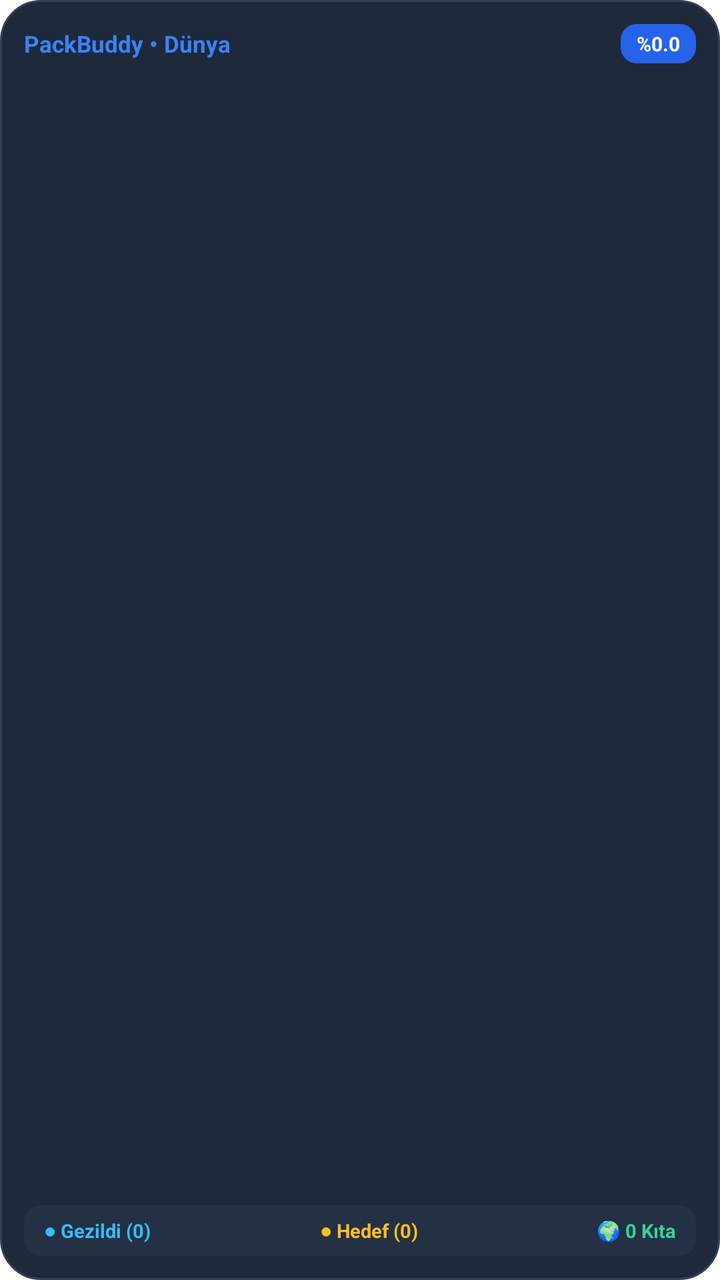
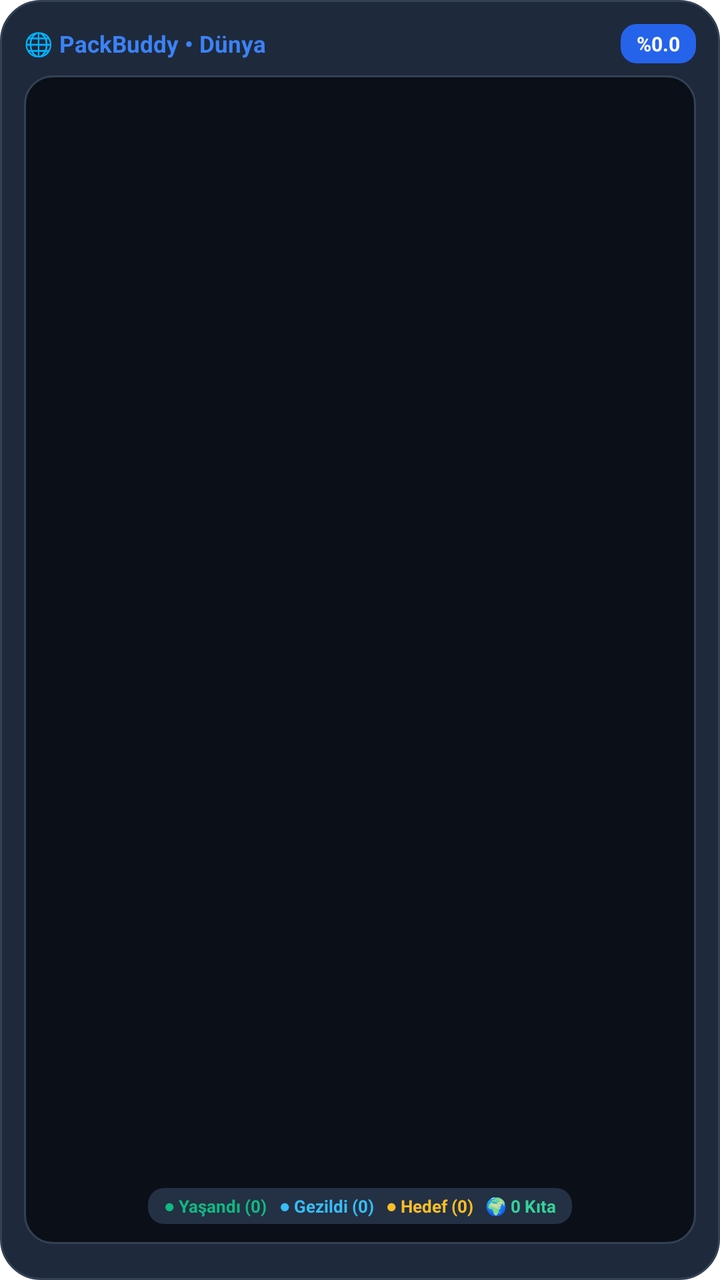

Compare the two renders of this Android layout. The source of the first and the diff that turns it into the second are given below.
<!-- AndroidManifest.xml: fallback theme Theme.MaterialComponents.DayNight.NoActionBar -->
<!-- res/layout/packbuddy_map_large.xml -->
<?xml version="1.0" encoding="utf-8"?>
<LinearLayout xmlns:android="http://schemas.android.com/apk/res/android"
    android:id="@+id/widget_container"
    android:layout_width="match_parent"
    android:layout_height="match_parent"
    android:background="@drawable/widget_bg"
    android:orientation="vertical"
    android:padding="12dp">

    
    <LinearLayout
        android:layout_width="match_parent"
        android:layout_height="wrap_content"
        android:gravity="center_vertical"
        android:orientation="horizontal">

        <TextView
            android:id="@+id/widget_app_name"
            android:layout_width="0dp"
            android:layout_height="wrap_content"
            android:layout_weight="1"
            android:ellipsize="end"
            android:maxLines="1"
            android:text="PackBuddy • Dünya"
            android:textColor="#3B82F6"
            android:textSize="11.5sp"
            android:textStyle="bold" />

        <TextView
            android:id="@+id/widget_badge"
            android:layout_width="wrap_content"
            android:layout_height="wrap_content"
            android:background="@drawable/widget_badge_bg"
            android:paddingStart="8dp"
            android:paddingTop="3dp"
            android:paddingEnd="8dp"
            android:paddingBottom="3dp"
            android:text="%0.0"
            android:textColor="#FFFFFF"
            android:textSize="10sp"
            android:textStyle="bold" />
    </LinearLayout>

    
    <FrameLayout
        android:id="@+id/widget_map_container"
        android:layout_width="match_parent"
        android:layout_height="0dp"
        android:layout_marginTop="6dp"
        android:layout_marginBottom="6dp"
        android:layout_weight="1">

        <ImageView
            android:id="@+id/widget_map_image"
            android:layout_width="match_parent"
            android:layout_height="match_parent"
            android:contentDescription="World Map"
            android:scaleType="fitCenter" />
    </FrameLayout>

    
    <LinearLayout
        android:id="@+id/widget_bottom_stats"
        android:layout_width="match_parent"
        android:layout_height="wrap_content"
        android:background="@drawable/widget_stat_bg"
        android:gravity="center_vertical"
        android:orientation="horizontal"
        android:paddingStart="10dp"
        android:paddingTop="6dp"
        android:paddingEnd="10dp"
        android:paddingBottom="6dp">

        <TextView
            android:id="@+id/widget_packing"
            android:layout_width="0dp"
            android:layout_height="wrap_content"
            android:layout_weight="1"
            android:ellipsize="end"
            android:maxLines="1"
            android:text="● Gezildi (0)"
            android:textColor="#38BDF8"
            android:textSize="9.5sp"
            android:textStyle="bold" />

        <TextView
            android:id="@+id/widget_budget"
            android:layout_width="0dp"
            android:layout_height="wrap_content"
            android:layout_weight="1"
            android:ellipsize="end"
            android:maxLines="1"
            android:text="● Hedef (0)"
            android:textColor="#FBBF24"
            android:textSize="9.5sp"
            android:textStyle="bold" />

        <TextView
            android:id="@+id/widget_stat3"
            android:layout_width="wrap_content"
            android:layout_height="wrap_content"
            android:ellipsize="end"
            android:maxLines="1"
            android:text="🌍 0 Kıta"
            android:textColor="#34D399"
            android:textSize="9.5sp"
            android:textStyle="bold" />
    </LinearLayout>

</LinearLayout>
<!-- resources referenced by this layout -->
<resources>
  <!-- drawable widget_badge_bg (drawable) -->
  <?xml version="1.0" encoding="utf-8"?>
  <shape xmlns:android="http://schemas.android.com/apk/res/android"
      android:shape="rectangle">
      <corners android:radius="8dp" />
      <solid android:color="#2563EB" />
  </shape>
  <!-- drawable widget_bg (drawable) -->
  <?xml version="1.0" encoding="utf-8"?>
  <shape xmlns:android="http://schemas.android.com/apk/res/android"
      android:shape="rectangle">
      <corners android:radius="20dp" />
      <solid android:color="#1E293B" />
      <stroke
          android:width="1dp"
          android:color="#334155" />
  </shape>
  <!-- drawable widget_stat_bg (drawable) -->
  <?xml version="1.0" encoding="utf-8"?>
  <shape xmlns:android="http://schemas.android.com/apk/res/android"
      android:shape="rectangle">
      <corners android:radius="8dp" />
      <solid android:color="#243044" />
  </shape>
</resources>

<!-- the commit's change to res/layout/packbuddy_map_large.xml (unified diff, before → after) -->
@@ -21,7 +21,7 @@
             android:layout_weight="1"
             android:ellipsize="end"
             android:maxLines="1"
-            android:text="PackBuddy • Dünya"
+            android:text="🌐 PackBuddy • Dünya"
             android:textColor="#3B82F6"
             android:textSize="11.5sp"
             android:textStyle="bold" />
@@ -48,7 +48,9 @@
         android:layout_height="0dp"
         android:layout_marginTop="6dp"
         android:layout_marginBottom="6dp"
-        android:layout_weight="1">
+        android:layout_weight="1"
+        android:background="@drawable/widget_map_bg"
+        android:padding="6dp">
 
         <ImageView
             android:id="@+id/widget_map_image"
@@ -56,55 +58,69 @@
             android:layout_height="match_parent"
             android:contentDescription="World Map"
             android:scaleType="fitCenter" />
+
+        
+        <LinearLayout
+            android:id="@+id/widget_bottom_stats"
+            android:layout_width="wrap_content"
+            android:layout_height="wrap_content"
+            android:layout_gravity="bottom|center_horizontal"
+            android:layout_marginBottom="4dp"
+            android:background="@drawable/widget_stat_bg"
+            android:gravity="center_vertical"
+            android:orientation="horizontal"
+            android:paddingStart="8dp"
+            android:paddingTop="3dp"
+            android:paddingEnd="8dp"
+            android:paddingBottom="3dp">
+
+            <TextView
+                android:id="@+id/widget_lived"
+                android:layout_width="wrap_content"
+                android:layout_height="wrap_content"
+                android:ellipsize="end"
+                android:maxLines="1"
+                android:text="● Yaşandı (0)"
+                android:textColor="#10B981"
+                android:textSize="8.5sp"
+                android:textStyle="bold" />
+
+            <TextView
+                android:id="@+id/widget_packing"
+                android:layout_width="wrap_content"
+                android:layout_height="wrap_content"
+                android:layout_marginStart="6dp"
+                android:ellipsize="end"
+                android:maxLines="1"
+                android:text="● Gezildi (0)"
+                android:textColor="#38BDF8"
+                android:textSize="8.5sp"
+                android:textStyle="bold" />
+
+            <TextView
+                android:id="@+id/widget_budget"
+                android:layout_width="wrap_content"
+                android:layout_height="wrap_content"
+                android:layout_marginStart="6dp"
+                android:ellipsize="end"
+                android:maxLines="1"
+                android:text="● Hedef (0)"
+                android:textColor="#FBBF24"
+                android:textSize="8.5sp"
+                android:textStyle="bold" />
+
+            <TextView
+                android:id="@+id/widget_stat3"
+                android:layout_width="wrap_content"
+                android:layout_height="wrap_content"
+                android:layout_marginStart="6dp"
+                android:ellipsize="end"
+                android:maxLines="1"
+                android:text="🌍 0 Kıta"
+                android:textColor="#34D399"
+                android:textSize="8.5sp"
+                android:textStyle="bold" />
+        </LinearLayout>
     </FrameLayout>
 
-    
-    <LinearLayout
-        android:id="@+id/widget_bottom_stats"
-        android:layout_width="match_parent"
-        android:layout_height="wrap_content"
-        android:background="@drawable/widget_stat_bg"
-        android:gravity="center_vertical"
-        android:orientation="horizontal"
-        android:paddingStart="10dp"
-        android:paddingTop="6dp"
-        android:paddingEnd="10dp"
-        android:paddingBottom="6dp">
-
-        <TextView
-            android:id="@+id/widget_packing"
-            android:layout_width="0dp"
-            android:layout_height="wrap_content"
-            android:layout_weight="1"
-            android:ellipsize="end"
-            android:maxLines="1"
-            android:text="● Gezildi (0)"
-            android:textColor="#38BDF8"
-            android:textSize="9.5sp"
-            android:textStyle="bold" />
-
-        <TextView
-            android:id="@+id/widget_budget"
-            android:layout_width="0dp"
-            android:layout_height="wrap_content"
-            android:layout_weight="1"
-            android:ellipsize="end"
-            android:maxLines="1"
-            android:text="● Hedef (0)"
-            android:textColor="#FBBF24"
-            android:textSize="9.5sp"
-            android:textStyle="bold" />
-
-        <TextView
-            android:id="@+id/widget_stat3"
-            android:layout_width="wrap_content"
-            android:layout_height="wrap_content"
-            android:ellipsize="end"
-            android:maxLines="1"
-            android:text="🌍 0 Kıta"
-            android:textColor="#34D399"
-            android:textSize="9.5sp"
-            android:textStyle="bold" />
-    </LinearLayout>
-
 </LinearLayout>
<!-- resource entries referenced after the edit -->
@@ -17,6 +17,16 @@
           android:width="1dp"
           android:color="#334155" />
   </shape>
+  <!-- drawable widget_map_bg (drawable) -->
+  <?xml version="1.0" encoding="utf-8"?>
+  <shape xmlns:android="http://schemas.android.com/apk/res/android"
+      android:shape="rectangle">
+      <corners android:radius="14dp" />
+      <solid android:color="#0B0F17" />
+      <stroke
+          android:width="1dp"
+          android:color="#334155" />
+  </shape>
   <!-- drawable widget_stat_bg (drawable) -->
   <?xml version="1.0" encoding="utf-8"?>
   <shape xmlns:android="http://schemas.android.com/apk/res/android"
